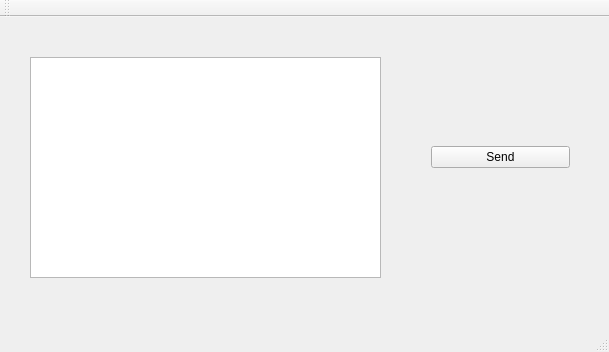
Old version of the form UI/mainwindow.ui in the repository beshkarev/Protobuf.
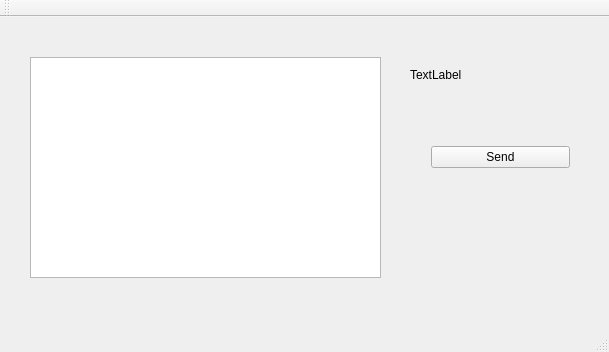
New version of the form.

Diff of the .ui file:
```diff
--- a/UI/mainwindow.ui
+++ b/UI/mainwindow.ui
@@ -43,6 +43,38 @@
      </rect>
     </property>
    </widget>
+   <widget class="QWidget" name="verticalLayoutWidget_2">
+    <property name="geometry">
+     <rect>
+      <x>399</x>
+      <y>40</y>
+      <width>191</width>
+      <height>41</height>
+     </rect>
+    </property>
+    <layout class="QVBoxLayout" name="verticalLayout_2">
+     <item>
+      <widget class="QLabel" name="label">
+       <property name="text">
+        <string>TextLabel</string>
+       </property>
+      </widget>
+     </item>
+     <item>
+      <spacer name="verticalSpacer">
+       <property name="orientation">
+        <enum>Qt::Vertical</enum>
+       </property>
+       <property name="sizeHint" stdset="0">
+        <size>
+         <width>20</width>
+         <height>40</height>
+        </size>
+       </property>
+      </spacer>
+     </item>
+    </layout>
+   </widget>
   </widget>
   <widget class="QMenuBar" name="menuBar">
    <property name="geometry">
```
Left out of the diff: 2 changed lines with no effect on the pictures.
